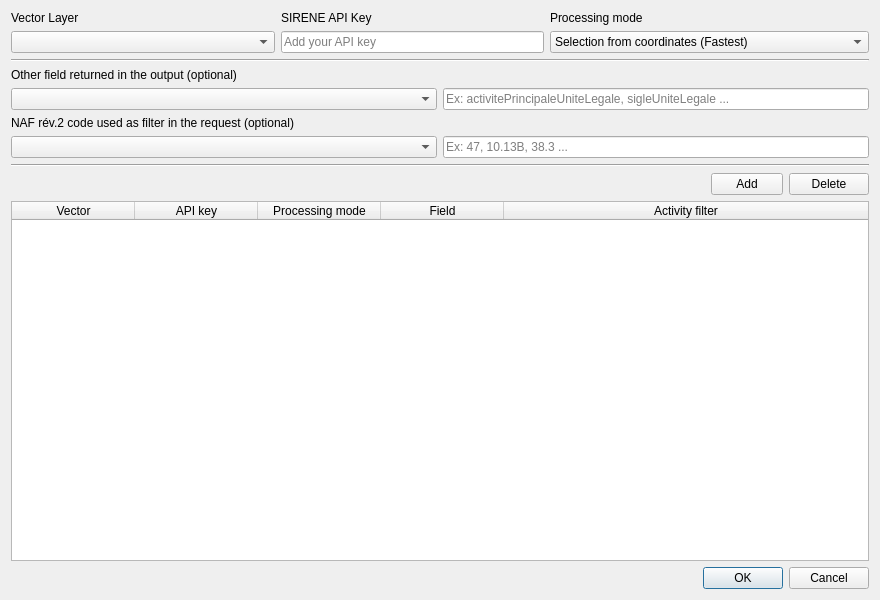
EwStinky/FelixToolbox, file ui/Request_API_SIRENE.ui: the form before one commit.
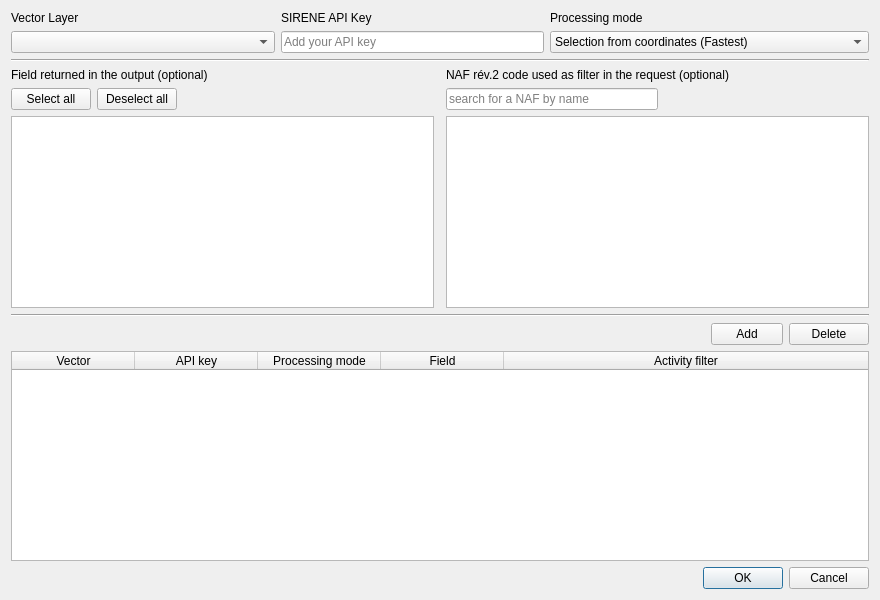
The form after the commit.

Commit message: Made the UI of SIRENE API tool more user-friendly by adding "Select All" and "Deselect All" buttons for fields selection, and a search bar for NAF codes. Also fixed a bug in the coordinate reference system handling in the Request_API_SIRENE library.

The edit to the form file:
```diff
--- a/ui/Request_API_SIRENE.ui
+++ b/ui/Request_API_SIRENE.ui
@@ -156,73 +156,7 @@
      <property name="sizeConstraint">
       <enum>QLayout::SetDefaultConstraint</enum>
      </property>
-     <item row="1" column="0">
-      <widget class="QComboBox" name="comboBox_filed">
-       <property name="sizePolicy">
-        <sizepolicy hsizetype="Minimum" vsizetype="Fixed">
-         <horstretch>0</horstretch>
-         <verstretch>0</verstretch>
-        </sizepolicy>
-       </property>
-      </widget>
-     </item>
-     <item row="1" column="1">
-      <widget class="QLineEdit" name="lineEdit_field">
-       <property name="enabled">
-        <bool>true</bool>
-       </property>
-       <property name="sizePolicy">
-        <sizepolicy hsizetype="Preferred" vsizetype="Fixed">
-         <horstretch>0</horstretch>
-         <verstretch>0</verstretch>
-        </sizepolicy>
-       </property>
-       <property name="text">
-        <string/>
-       </property>
-       <property name="placeholderText">
-        <string>Ex: activitePrincipaleUniteLegale, sigleUniteLegale ...</string>
-       </property>
-      </widget>
-     </item>
-     <item row="0" column="0" colspan="2">
-      <widget class="QLabel" name="label_field">
-       <property name="text">
-        <string>Other field returned in the output (optional)</string>
-       </property>
-      </widget>
-     </item>
-    </layout>
-   </item>
-   <item>
-    <layout class="QGridLayout" name="gridLayout_4">
-     <item row="1" column="0">
-      <widget class="QComboBox" name="comboBox_activity">
-       <property name="sizePolicy">
-        <sizepolicy hsizetype="Minimum" vsizetype="Fixed">
-         <horstretch>0</horstretch>
-         <verstretch>0</verstretch>
-        </sizepolicy>
-       </property>
-      </widget>
-     </item>
-     <item row="1" column="1">
-      <widget class="QLineEdit" name="lineEdit_activity">
-       <property name="sizePolicy">
-        <sizepolicy hsizetype="Preferred" vsizetype="Fixed">
-         <horstretch>0</horstretch>
-         <verstretch>0</verstretch>
-        </sizepolicy>
-       </property>
-       <property name="text">
-        <string/>
-       </property>
-       <property name="placeholderText">
-        <string>Ex: 47, 10.13B, 38.3 ...</string>
-       </property>
-      </widget>
-     </item>
-     <item row="0" column="0">
+     <item row="0" column="2">
       <widget class="QLabel" name="label_activity">
        <property name="text">
         <string>NAF rév.2 code used as filter in the request (optional)</string>
@@ -232,6 +166,88 @@
        </property>
       </widget>
      </item>
+     <item row="2" column="0">
+      <layout class="QGridLayout" name="gridLayout_select_fields_buttons">
+       <item row="0" column="1">
+        <widget class="QPushButton" name="pushButton_deselectAll_fields">
+         <property name="text">
+          <string>Deselect all</string>
+         </property>
+        </widget>
+       </item>
+       <item row="0" column="0">
+        <widget class="QPushButton" name="pushButton_selectAll_fields">
+         <property name="text">
+          <string>Select all</string>
+         </property>
+        </widget>
+       </item>
+       <item row="0" column="2">
+        <spacer name="horizontalSpacer">
+         <property name="orientation">
+          <enum>Qt::Horizontal</enum>
+         </property>
+         <property name="sizeHint" stdset="0">
+          <size>
+           <width>40</width>
+           <height>20</height>
+          </size>
+         </property>
+        </spacer>
+       </item>
+      </layout>
+     </item>
+     <item row="0" column="0" colspan="2">
+      <widget class="QLabel" name="label_field">
+       <property name="text">
+        <string>Field returned in the output (optional)</string>
+       </property>
+      </widget>
+     </item>
+     <item row="4" column="0">
+      <widget class="QListWidget" name="listWidget_field">
+       <property name="sizePolicy">
+        <sizepolicy hsizetype="Expanding" vsizetype="Minimum">
+         <horstretch>0</horstretch>
+         <verstretch>0</verstretch>
+        </sizepolicy>
+       </property>
+      </widget>
+     </item>
+     <item row="4" column="2">
+      <widget class="QListWidget" name="listWidget_NAF">
+       <property name="sizePolicy">
+        <sizepolicy hsizetype="Expanding" vsizetype="Minimum">
+         <horstretch>0</horstretch>
+         <verstretch>0</verstretch>
+        </sizepolicy>
+       </property>
+      </widget>
+     </item>
+     <item row="2" column="2">
+      <layout class="QGridLayout" name="gridLayout_NAF_searchbar">
+       <item row="0" column="0">
+        <widget class="QLineEdit" name="lineEdit_searchNAF">
+         <property name="placeholderText">
+          <string>search for a NAF by name</string>
+         </property>
+        </widget>
+       </item>
+       <item row="0" column="1">
+        <spacer name="horizontalSpacer_2">
+         <property name="orientation">
+          <enum>Qt::Horizontal</enum>
+         </property>
+         <property name="sizeHint" stdset="0">
+          <size>
+           <width>40</width>
+           <height>20</height>
+          </size>
+         </property>
+        </spacer>
+       </item>
+      </layout>
+     </item>
     </layout>
    </item>
    <item>
@@ -242,15 +258,8 @@
     </widget>
    </item>
    <item>
-    <layout class="QGridLayout" name="gridLayout_6">
-     <item row="0" column="2">
-      <widget class="QPushButton" name="pushButton_Effacer_ligne_table">
-       <property name="text">
-        <string>Delete</string>
-       </property>
-      </widget>
-     </item>
-     <item row="0" column="0">
+    <layout class="QGridLayout" name="gridLayout_widgetTable_button">
+     <item row="1" column="0">
       <spacer name="horizontalSpacer_5">
        <property name="orientation">
         <enum>Qt::Horizontal</enum>
@@ -266,7 +275,14 @@
        </property>
       </spacer>
      </item>
-     <item row="0" column="1">
+     <item row="1" column="2">
+      <widget class="QPushButton" name="pushButton_Effacer_ligne_table">
+       <property name="text">
+        <string>Delete</string>
+       </property>
+      </widget>
+     </item>
+     <item row="1" column="1">
       <widget class="QPushButton" name="pushButton_Ajouter_table">
        <property name="sizePolicy">
         <sizepolicy hsizetype="Preferred" vsizetype="Fixed">
```
Left out of the diff: 10 changed lines with no effect on the pictures. The commit also changes 3 other files.
